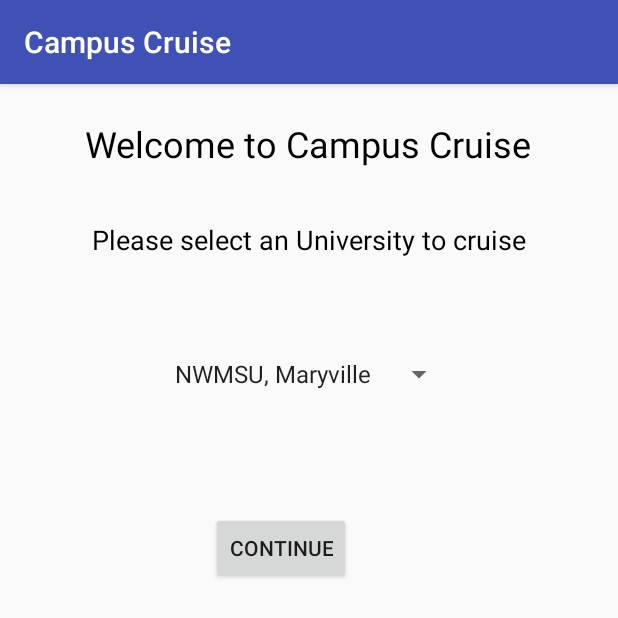
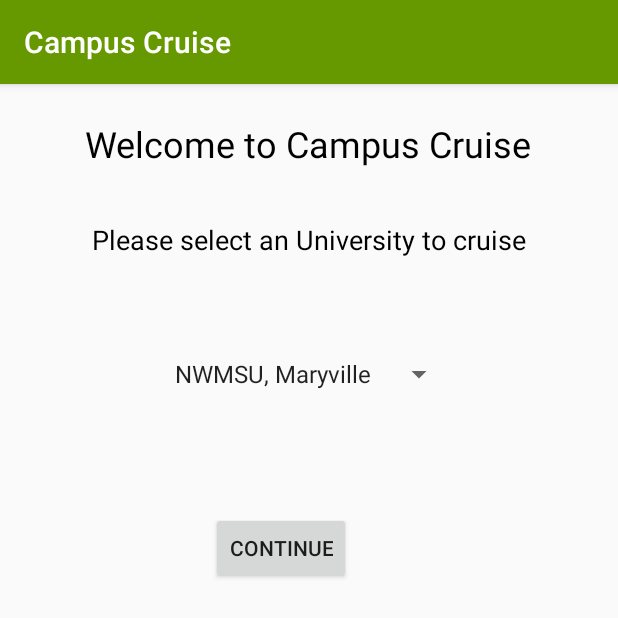
Before and after one commit to DandeRao/CampusCruise, an Android app: the screen it shows after launch (MainActivity), on a phone screen of 412 x 824 dp, the top half of it. Run offline under Robolectric (Android 15) with nearby library versions, the phone set to English and light mode, and no system bars; 1 statement that could not run was skipped.

Commit message:
Color Scheme changed to holo green

```diff
--- a/Code/SKMapsTutorial/app/src/main/res/values/colors.xml
+++ b/Code/SKMapsTutorial/app/src/main/res/values/colors.xml
@@ -1,6 +1,6 @@
 <?xml version="1.0" encoding="utf-8"?>
 <resources>
-    <color name="colorPrimary">#3F51B5</color>
-    <color name="colorPrimaryDark">#303F9F</color>
-    <color name="colorAccent">#FF4081</color>
+    <color name="colorPrimary">@android:color/holo_green_dark</color>
+    <color name="colorPrimaryDark">@android:color/holo_green_dark</color>
+    <color name="colorAccent">@android:color/holo_green_light</color>
 </resources>
```
